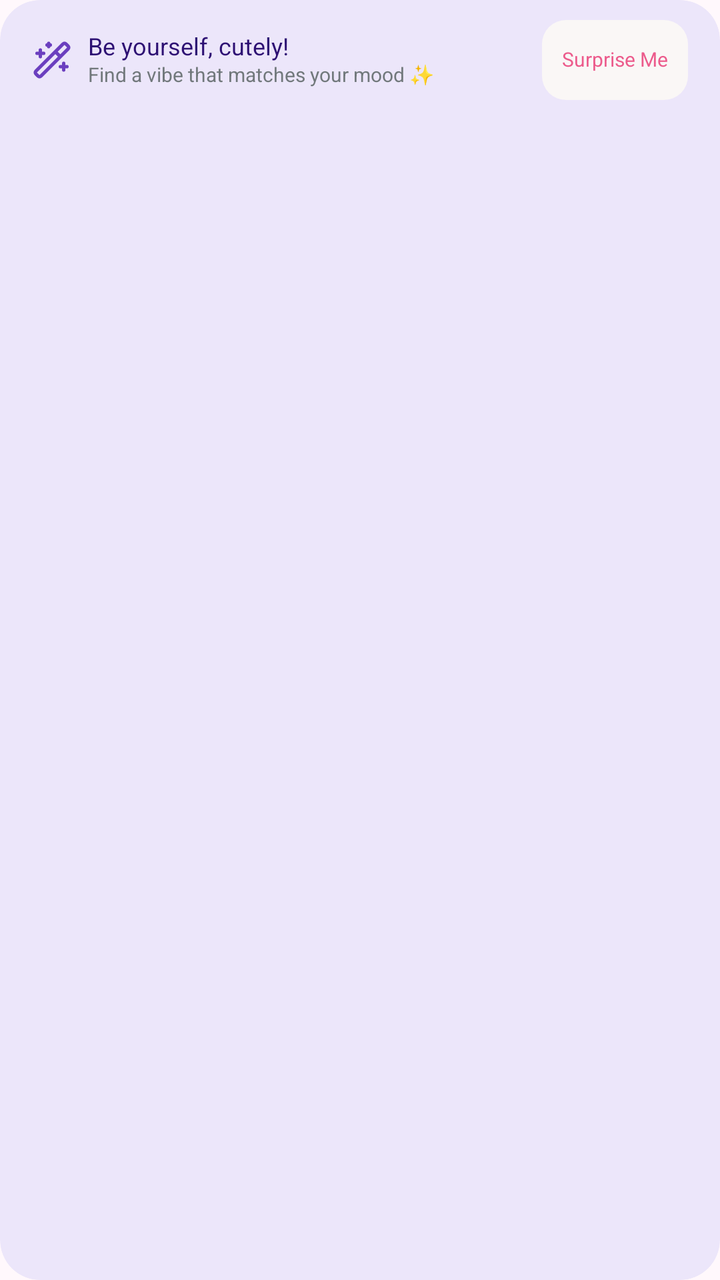
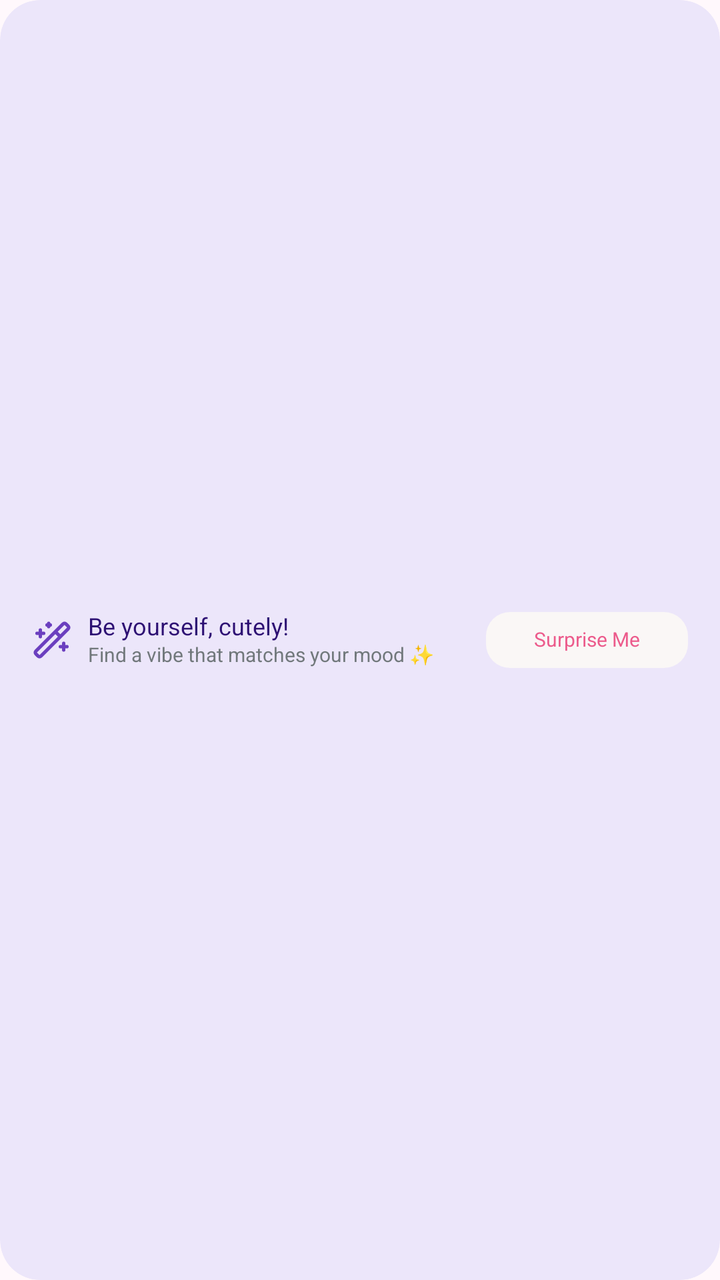

Screens rendered from an Android XML layout before and after an edit, with the pre-edit source and the edit as a unified diff.
<!-- AndroidManifest.xml: application theme Theme.CuteWallpaper -->
<!-- res/layout/item_profile_banner.xml -->
<?xml version="1.0" encoding="utf-8"?>
<com.google.android.material.card.MaterialCardView xmlns:android="http://schemas.android.com/apk/res/android"
    xmlns:app="http://schemas.android.com/apk/res-auto"
    android:layout_width="match_parent"
    android:layout_height="wrap_content"
    app:cardBackgroundColor="@color/secondary_100"
    app:cardCornerRadius="20dp"
    app:cardElevation="0dp"
    app:strokeWidth="0dp">

    <LinearLayout
        android:layout_width="match_parent"
        android:layout_height="wrap_content"
        android:gravity="center_vertical"
        android:orientation="horizontal"
        android:paddingHorizontal="16dp"
        android:paddingVertical="10dp">

        <ImageView
            android:layout_width="20dp"
            android:layout_height="20dp"
            android:importantForAccessibility="no"
            android:src="@drawable/ic_wand" />

        <LinearLayout
            android:layout_width="0dp"
            android:layout_height="wrap_content"
            android:layout_marginStart="8dp"
            android:layout_marginEnd="8dp"
            android:layout_weight="1"
            android:orientation="vertical">

            <TextView
                style="@style/Label12B"
                android:layout_width="match_parent"
                android:layout_height="wrap_content"
                android:text="@string/profile_banner_title"
                android:textColor="@color/secondary_800" />

            <TextView
                style="@style/Label10R"
                android:layout_width="match_parent"
                android:layout_height="wrap_content"
                android:layout_marginTop="1dp"
                android:text="@string/profile_banner_subtitle"
                android:textColor="@color/neutral_500" />
        </LinearLayout>

        <TextView
            android:id="@+id/surpriseButton"
            style="@style/Label10B"
            android:layout_width="wrap_content"
            android:layout_height="40dp"
            android:background="@drawable/profile_feed_surprise_button"
            android:drawablePadding="4dp"
            android:gravity="center"
            android:paddingHorizontal="10dp"
            android:text="@string/profile_surprise_me"
            android:textColor="@color/primary_500" />
    </LinearLayout>
</com.google.android.material.card.MaterialCardView>
<!-- resources referenced by this layout -->
<resources>
  <color name="neutral_500">#71787B</color>
  <color name="primary_500">#EC5B8C</color>
  <color name="secondary_100">#ECE6FA</color>
  <color name="secondary_800">#2D1073</color>
  <!-- drawable ic_wand (drawable) -->
  <vector xmlns:android="http://schemas.android.com/apk/res/android"
      android:width="20dp"
      android:height="20dp"
      android:viewportWidth="20"
      android:viewportHeight="20">
    <path
        android:pathData="M11.668,5.833L14.168,8.334M4.168,5L4.168,8.334M15.835,11.667L15.835,15.001M8.335,1.667L8.335,3.333M5.835,6.667L2.501,6.667M17.501,13.334L14.168,13.334M9.168,2.5L7.501,2.5M18.034,3.033L16.968,1.966C16.874,1.872 16.762,1.796 16.639,1.745C16.516,1.694 16.384,1.667 16.251,1.667C16.118,1.667 15.986,1.694 15.863,1.745C15.74,1.796 15.628,1.872 15.534,1.966L1.968,15.534C1.873,15.628 1.798,15.739 1.747,15.862C1.695,15.985 1.669,16.117 1.669,16.25C1.669,16.384 1.695,16.516 1.747,16.639C1.798,16.762 1.873,16.873 1.968,16.967L3.035,18.034C3.128,18.13 3.239,18.206 3.362,18.258C3.485,18.31 3.618,18.337 3.751,18.337C3.885,18.337 4.017,18.31 4.14,18.258C4.263,18.206 4.375,18.13 4.468,18.034L18.034,4.466C18.13,4.373 18.206,4.262 18.258,4.139C18.31,4.016 18.337,3.883 18.337,3.75C18.337,3.616 18.31,3.484 18.258,3.361C18.206,3.238 18.13,3.126 18.034,3.033Z"
        android:strokeWidth="1.66666650772"
        android:fillColor="#00000000"
        android:strokeColor="#6B3FBF"
        android:strokeLineCap="round"/>
  </vector>
  <!-- drawable profile_feed_surprise_button (drawable) -->
  <shape xmlns:android="http://schemas.android.com/apk/res/android"><solid android:color="@color/tertiary_50" /><corners android:radius="12dp" /></shape>
  <string name="profile_banner_subtitle">Find a vibe that matches your mood ✨</string>
  <string name="profile_banner_title">Be yourself, cutely!</string>
  <string name="profile_surprise_me">Surprise Me</string>
  <style name="Label10B" parent="@style/TypographyBase">
          <item name="android:textSize">10sp</item>
          <item name="fontFamily">@font/poppins_bold</item>
      </style>
  <style name="Label10R" parent="@style/TypographyBase">
          <item name="android:textSize">10sp</item>
          <item name="fontFamily">@font/poppins_regular</item>
      </style>
  <style name="Label12B" parent="@style/TypographyBase">
          <item name="android:textSize">12sp</item>
          <item name="fontFamily">@font/poppins_bold</item>
      </style>
  <style name="Theme.CuteWallpaper" parent="Theme.MaterialComponents.DayNight.NoActionBar">
          <item name="colorPrimary">@color/primary</item>
          <item name="colorPrimaryVariant">@color/primary_dark</item>
          <item name="colorOnPrimary">@color/on_primary</item>
          <item name="colorSecondary">@color/primary</item>
          <item name="colorOnSecondary">@color/on_primary</item>
          <item name="android:windowBackground">@color/background</item>
      </style>
  <color name="tertiary_50">#FAF7F6</color>
  <style name="TypographyBase">
          <item name="fontFamily">@font/poppins_regular</item>
          <item name="android:includeFontPadding">false</item>
      </style>
  <color name="primary">#F72B85</color>
  <color name="primary_dark">#D81B70</color>
  <color name="on_primary">#FFFFFF</color>
  <color name="background">#FFF8FC</color>
</resources>

<!-- the commit's change to res/layout/item_profile_banner.xml (unified diff, before → after) -->
@@ -2,7 +2,7 @@
 <com.google.android.material.card.MaterialCardView xmlns:android="http://schemas.android.com/apk/res/android"
     xmlns:app="http://schemas.android.com/apk/res-auto"
     android:layout_width="match_parent"
-    android:layout_height="wrap_content"
+    android:layout_height="51dp"
     app:cardBackgroundColor="@color/secondary_100"
     app:cardCornerRadius="20dp"
     app:cardElevation="0dp"
@@ -10,7 +10,7 @@
 
     <LinearLayout
         android:layout_width="match_parent"
-        android:layout_height="wrap_content"
+        android:layout_height="match_parent"
         android:gravity="center_vertical"
         android:orientation="horizontal"
         android:paddingHorizontal="16dp"
@@ -49,8 +49,8 @@
         <TextView
             android:id="@+id/surpriseButton"
             style="@style/Label10B"
-            android:layout_width="wrap_content"
-            android:layout_height="40dp"
+            android:layout_width="101dp"
+            android:layout_height="28dp"
             android:background="@drawable/profile_feed_surprise_button"
             android:drawablePadding="4dp"
             android:gravity="center"
